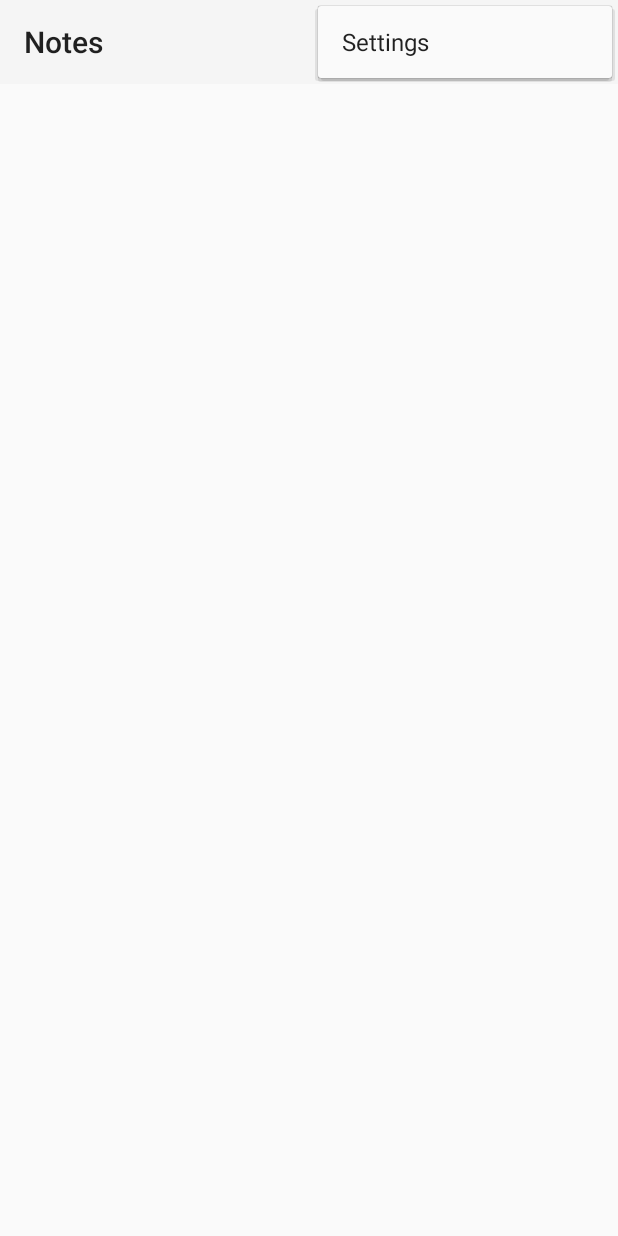
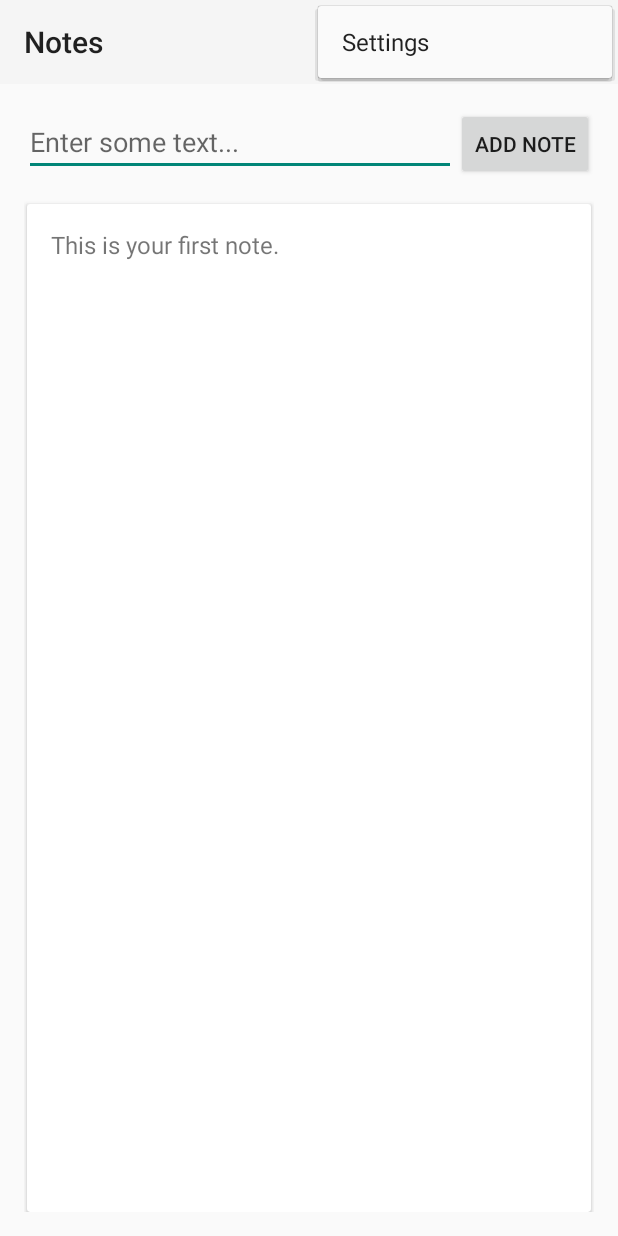
Before and after one commit to xiaodaidai/Notes, an Android app: the screen it shows after launch (MainActivity), with the options menu open, on a phone screen of 412 x 824 dp. Run offline under Robolectric (Android 15) with nearby library versions, the phone set to English and light mode, and no system bars.

Commit message:
done with notes app

```diff
--- a/app/src/main/java/com/thinkful/notes/MainActivity.java
+++ b/app/src/main/java/com/thinkful/notes/MainActivity.java
@@ -2,11 +2,15 @@ package com.thinkful.notes;
 
 import android.support.v7.app.ActionBarActivity;
 import android.os.Bundle;
+import android.support.v7.widget.DefaultItemAnimator;
 import android.support.v7.widget.LinearLayoutManager;
 import android.support.v7.widget.RecyclerView;
 import android.support.v7.widget.Toolbar;
 import android.view.Menu;
 import android.view.MenuItem;
+import android.view.View;
+import android.widget.Button;
+import android.widget.EditText;
 import android.widget.Toast;
 
 
@@ -14,6 +18,8 @@ public class MainActivity extends ActionBarActivity {
     private RecyclerView mRecyclerView;
     private RecyclerView.LayoutManager mLayoutManager;
     private NoteListItemAdapter mAdapter;
+    private Button mButton;
+    private EditText mEditText;
 
     @Override
     protected void onCreate(Bundle savedInstanceState) {
@@ -26,6 +32,22 @@ public class MainActivity extends ActionBarActivity {
         mRecyclerView.setLayoutManager(mLayoutManager);
         mAdapter = new NoteListItemAdapter(this, mRecyclerView);
         mRecyclerView.setAdapter(mAdapter);
+        mRecyclerView.setItemAnimator(new DefaultItemAnimator());
+        mButton = (Button) findViewById(R.id.button);
+        mEditText = (EditText) findViewById(R.id.edit_text);
+        mButton.setOnClickListener(new View.OnClickListener() {
+            @Override
+            public void onClick(View v) {
+                // Get the text in the EditText
+                String text = mEditText.getText().toString();
+                // Create a new NoteListItem with the text
+                NoteListItem newNote = new NoteListItem(text);
+                // Add the item to the adapter
+                mAdapter.addItem(newNote);
+                // Set the EditText to an empty string
+                mEditText.setText("");
+            }
+        });
     }
 
 
--- a/app/src/main/java/com/thinkful/notes/NoteListItemAdapter.java
+++ b/app/src/main/java/com/thinkful/notes/NoteListItemAdapter.java
@@ -24,17 +24,27 @@ public class NoteListItemAdapter extends RecyclerView.Adapter<NoteListItemAdapte
 
     @Override
     public ViewHolder onCreateViewHolder(ViewGroup viewGroup, int i) {
-        return null;
+        View v = LayoutInflater.from(mContext).inflate(R.layout.note_list_item, viewGroup, false);
+        v.setOnClickListener(new View.OnClickListener() {
+            @Override
+            public void onClick(View v) {
+                // Get the position of v
+                // Call the removeItem method with the position
+                removeItem(mRecyclerView.getChildAdapterPosition(v));
+            }
+        });
+        return new ViewHolder(v);
     }
 
     @Override
     public void onBindViewHolder(ViewHolder viewHolder, int i) {
-
+        NoteListItem noteListItem = mNoteListItems.get(i);
+        viewHolder.setText(noteListItem.getText());
     }
 
     @Override
     public int getItemCount() {
-        return 0;
+        return mNoteListItems.size();
     }
 
     public static class ViewHolder extends RecyclerView.ViewHolder {
@@ -49,4 +59,14 @@ public class NoteListItemAdapter extends RecyclerView.Adapter<NoteListItemAdapte
             this.text.setText(text);
         }
     }
+
+    public void addItem(NoteListItem item) {
+        mNoteListItems.add(0, item);
+        notifyItemInserted(0);
+    }
+
+    public void removeItem(int position) {
+        mNoteListItems.remove(position);
+        notifyItemRemoved(position);
+    }
 }
--- a/app/src/main/res/layout/activity_main.xml
+++ b/app/src/main/res/layout/activity_main.xml
@@ -21,6 +21,26 @@
         android:paddingLeft="@dimen/activity_horizontal_margin"
         android:paddingRight="@dimen/activity_horizontal_margin"
         android:paddingTop="@dimen/activity_vertical_margin">
+        <RelativeLayout
+            android:layout_width="match_parent"
+            android:layout_height="wrap_content">
+
+            <EditText
+                android:id="@+id/edit_text"
+                android:layout_width="match_parent"
+                android:layout_height="wrap_content"
+                android:layout_alignParentLeft="true"
+                android:layout_toLeftOf="@+id/button"
+                android:hint="Enter some text..."/>
+
+            <Button
+                android:id="@+id/button"
+                android:layout_width="wrap_content"
+                android:layout_height="wrap_content"
+                android:layout_alignParentRight="true"
+                android:text="Add Note"/>
+
+        </RelativeLayout>
         <android.support.v7.widget.RecyclerView
             android:id="@+id/recycler_view"
             android:layout_width="match_parent"
```
